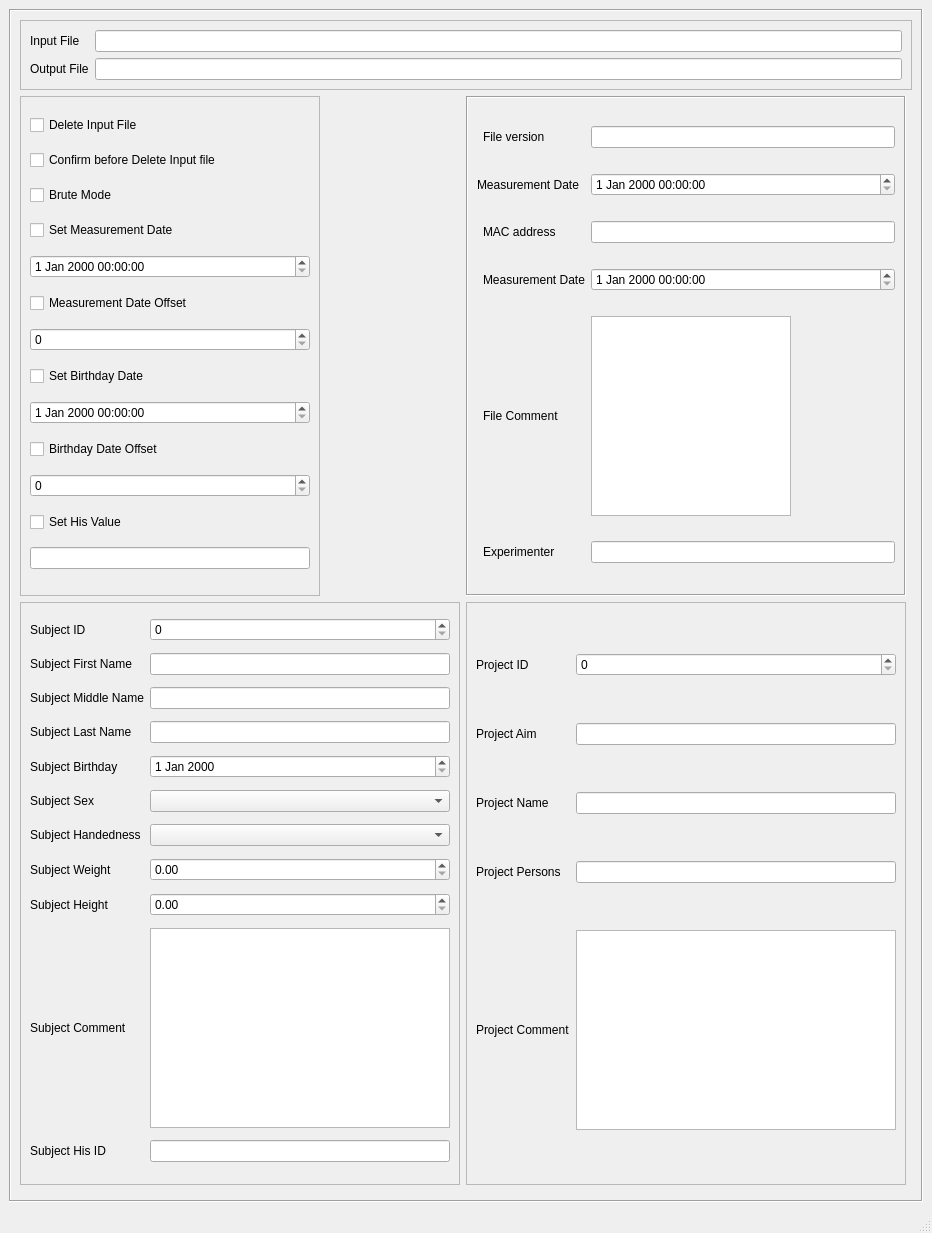
Before: the Qt Designer form applications/mne_anonymize/mainwindow.ui in mne-tools/mne-cpp, drawn with Qt 5.
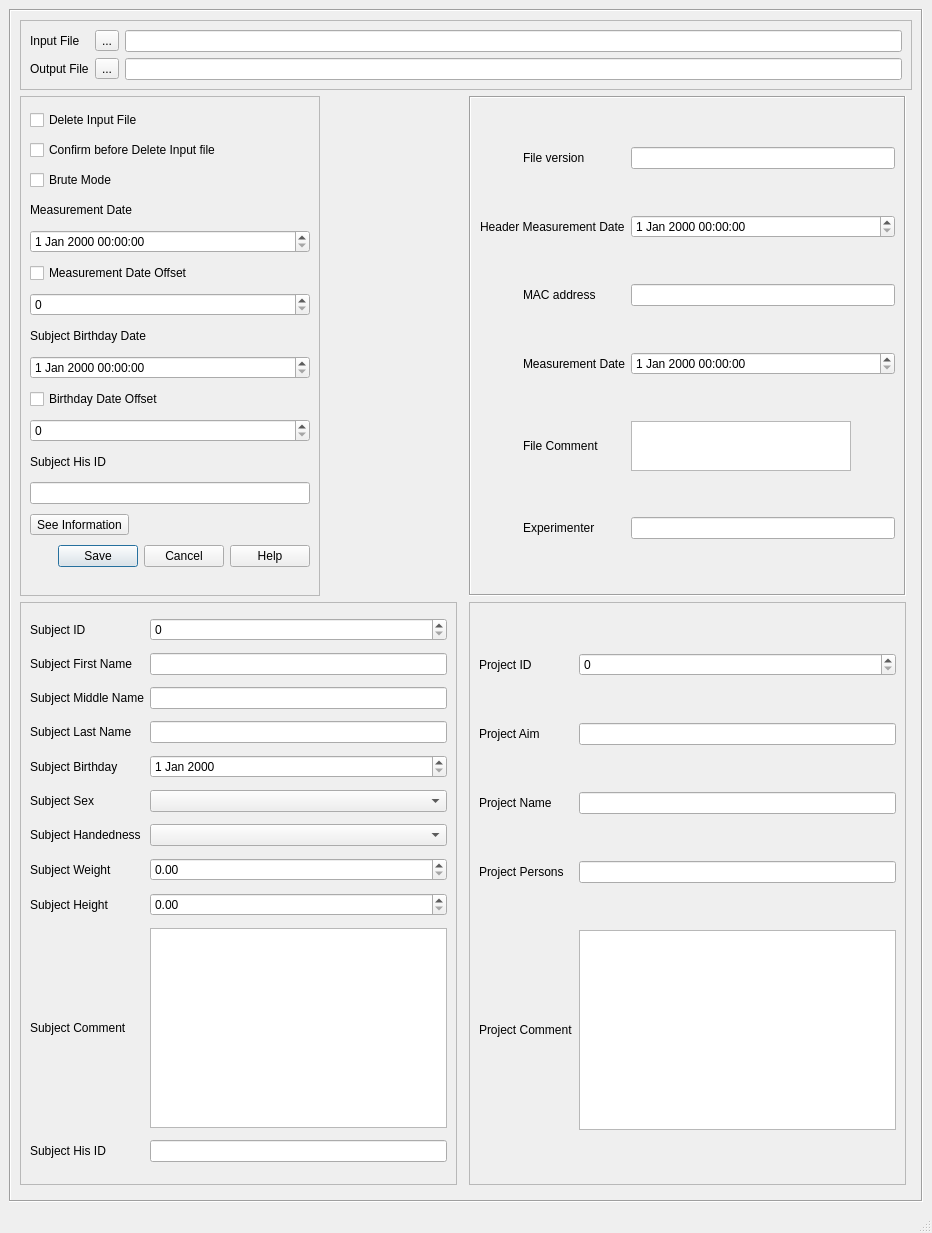
After: the same form once the commit is applied.

What changed in the file:
```diff
--- a/applications/mne_anonymize/mainwindow.ui
+++ b/applications/mne_anonymize/mainwindow.ui
@@ -66,135 +66,8 @@
         </rect>
        </property>
        <layout class="QGridLayout" name="gridLayout_2">
-        <item row="0" column="0" colspan="3">
-         <widget class="QFrame" name="frameInOutFiles">
-          <property name="maximumSize">
-           <size>
-            <width>16777215</width>
-            <height>100</height>
-           </size>
-          </property>
-          <property name="frameShape">
-           <enum>QFrame::StyledPanel</enum>
-          </property>
-          <property name="frameShadow">
-           <enum>QFrame::Raised</enum>
-          </property>
-          <layout class="QFormLayout" name="formLayout">
-           <item row="0" column="0">
-            <widget class="QLabel" name="labelInFile">
-             <property name="text">
-              <string>Input File</string>
-             </property>
-            </widget>
-           </item>
-           <item row="0" column="1">
-            <widget class="QLineEdit" name="lineEditInFile"/>
-           </item>
-           <item row="1" column="0">
-            <widget class="QLabel" name="labelOutFile">
-             <property name="text">
-              <string>Output File</string>
-             </property>
-            </widget>
-           </item>
-           <item row="1" column="1">
-            <widget class="QLineEdit" name="lineEditOutFile"/>
-           </item>
-          </layout>
-         </widget>
-        </item>
-        <item row="3" column="0">
-         <widget class="QFrame" name="frameOptions">
-          <property name="maximumSize">
-           <size>
-            <width>300</width>
-            <height>16777215</height>
-           </size>
-          </property>
-          <property name="frameShape">
-           <enum>QFrame::StyledPanel</enum>
-          </property>
-          <property name="frameShadow">
-           <enum>QFrame::Raised</enum>
-          </property>
-          <layout class="QGridLayout" name="gridLayout_3">
-           <item row="8" column="0">
-            <widget class="QDateTimeEdit" name="dateTimeBirthdayDate"/>
-           </item>
-           <item row="1" column="0">
-            <widget class="QCheckBox" name="checkBoxBruteMode_2">
-             <property name="text">
-              <string>Confirm before Delete Input file</string>
-             </property>
-            </widget>
-           </item>
-           <item row="4" column="0">
-            <widget class="QDateTimeEdit" name="dateTimeMeasurementDate"/>
-           </item>
-           <item row="2" column="0">
-            <widget class="QCheckBox" name="checkBoxBruteMode">
-             <property name="text">
-              <string>Brute Mode</string>
-             </property>
-            </widget>
-           </item>
-           <item row="6" column="0">
-            <widget class="QSpinBox" name="spinBoxMeasurementDateOffset"/>
-           </item>
-           <item row="10" column="0">
-            <widget class="QSpinBox" name="spinBoxBirthdayDateOffset"/>
-           </item>
-           <item row="5" column="0">
-            <widget class="QCheckBox" name="checkBoxMeasurementDateOffset">
-             <property name="text">
-              <string>Measurement Date Offset</string>
-             </property>
-            </widget>
-           </item>
-           <item row="9" column="0">
-            <widget class="QCheckBox" name="checkBoxBirthdayDateOffset">
-             <property name="text">
-              <string>Birthday Date Offset</string>
-             </property>
-            </widget>
-           </item>
-           <item row="3" column="0">
-            <widget class="QCheckBox" name="checkBoxMeasurementDate">
-             <property name="text">
-              <string>Set Measurement Date</string>
-             </property>
-            </widget>
-           </item>
-           <item row="11" column="0">
-            <widget class="QCheckBox" name="checkBoxHisValue">
-             <property name="text">
-              <string>Set His Value</string>
-             </property>
-            </widget>
-           </item>
-           <item row="7" column="0">
-            <widget class="QCheckBox" name="checkBoxBirthdayDate">
-             <property name="text">
-              <string>Set Birthday Date</string>
-             </property>
-            </widget>
-           </item>
-           <item row="12" column="0">
-            <widget class="QLineEdit" name="lineEditHisValue"/>
-           </item>
-           <item row="0" column="0">
-            <widget class="QCheckBox" name="checkBoxBruteMode_3">
-             <property name="text">
-              <string>Delete Input File</string>
-             </property>
-            </widget>
-           </item>
-          </layout>
-         </widget>
-        </item>
-        <item row="3" column="1">
-         <widget class="QScrollArea" name="scrollArea_2">
+        <item row="4" column="2">
+         <widget class="QScrollArea" name="frameFile">
           <property name="sizePolicy">
            <sizepolicy hsizetype="MinimumExpanding" vsizetype="MinimumExpanding">
             <horstretch>0</horstretch>
@@ -230,47 +103,13 @@
             <rect>
              <x>0</x>
              <y>0</y>
-             <width>414</width>
-             <height>454</height>
+             <width>407</width>
+             <height>452</height>
             </rect>
            </property>
            <layout class="QGridLayout" name="gridLayout_5">
-            <item row="3" column="0" colspan="2">
-             <widget class="QLabel" name="label_27">
-              <property name="text">
-               <string>Measurement Date</string>
-              </property>
-             </widget>
-            </item>
             <item row="3" column="2">
-             <widget class="QDateTimeEdit" name="dateTimeEdit_10"/>
-            </item>
-            <item row="2" column="1">
-             <widget class="QLabel" name="label_39">
-              <property name="text">
-               <string>File version</string>
-              </property>
-             </widget>
-            </item>
-            <item row="2" column="2">
-             <widget class="QLineEdit" name="lineEdit_23"/>
-            </item>
-            <item row="5" column="2">
-             <widget class="QLineEdit" name="lineEdit_16"/>
-            </item>
-            <item row="7" column="1">
-             <widget class="QLabel" name="label_40">
-              <property name="text">
-               <string>Measurement Date</string>
-              </property>
-             </widget>
-            </item>
-            <item row="8" column="1">
-             <widget class="QLabel" name="label_37">
-              <property name="text">
-               <string>File Comment</string>
-              </property>
-             </widget>
+             <widget class="QDateTimeEdit" name="dateTimeMeasurementDateExtra"/>
             </item>
             <item row="5" column="1">
              <widget class="QLabel" name="label_36">
@@ -280,37 +119,192 @@
              </widget>
             </item>
             <item row="7" column="2">
-             <widget class="QDateTimeEdit" name="dateTimeEdit_9"/>
+             <widget class="QDateTimeEdit" name="dateTimeEditExtra"/>
+            </item>
+            <item row="9" column="2">
+             <widget class="QLineEdit" name="lineEditexperimenterExtra"/>
+            </item>
+            <item row="2" column="2">
+             <widget class="QLineEdit" name="lineEditFileVersionExtra"/>
+            </item>
+            <item row="9" column="1">
+             <widget class="QLabel" name="labelExperimenterExtra">
+              <property name="text">
+               <string>Experimenter</string>
+              </property>
+             </widget>
             </item>
             <item row="8" column="2">
              <widget class="QPlainTextEdit" name="plainTextEdit_4">
               <property name="maximumSize">
                <size>
-                <width>200</width>
-                <height>200</height>
+                <width>220</width>
+                <height>50</height>
                </size>
               </property>
              </widget>
             </item>
-            <item row="9" column="1">
-             <widget class="QLabel" name="label_50">
+            <item row="8" column="1">
+             <widget class="QLabel" name="labelFileCommentExtra">
               <property name="text">
-               <string>Experimenter</string>
+               <string>File Comment</string>
               </property>
              </widget>
             </item>
-            <item row="9" column="2">
-             <widget class="QLineEdit" name="lineEdit_25"/>
+            <item row="2" column="1">
+             <widget class="QLabel" name="labelFileVersionExtra">
+              <property name="text">
+               <string>File version</string>
+              </property>
+             </widget>
+            </item>
+            <item row="7" column="1">
+             <widget class="QLabel" name="labelMeasurementDateExtra">
+              <property name="text">
+               <string>Measurement Date</string>
+              </property>
+             </widget>
+            </item>
+            <item row="5" column="2">
+             <widget class="QLineEdit" name="lineEditMACAddressExtra"/>
+            </item>
+            <item row="3" column="0" colspan="2">
+             <widget class="QLabel" name="labelHeaderMeasurementDateExtra">
+              <property name="text">
+               <string>Header Measurement Date</string>
+              </property>
+             </widget>
             </item>
            </layout>
           </widget>
          </widget>
         </item>
-        <item row="16" column="2">
+        <item row="6" column="2">
+         <widget class="QFrame" name="frameProject">
+          <property name="frameShape">
+           <enum>QFrame::StyledPanel</enum>
+          </property>
+          <property name="frameShadow">
+           <enum>QFrame::Raised</enum>
+          </property>
+          <layout class="QGridLayout" name="gridLayout_4">
+           <item row="5" column="1">
+            <widget class="QLineEdit" name="lineEditProjectNameExtra"/>
+           </item>
+           <item row="3" column="1">
+            <widget class="QSpinBox" name="spinBoxProjectIDExtra"/>
+           </item>
+           <item row="6" column="0">
+            <widget class="QLabel" name="labelProjectPersonsExtra">
+             <property name="text">
+              <string>Project Persons</string>
+             </property>
+            </widget>
+           </item>
+           <item row="5" column="0">
+            <widget class="QLabel" name="labelProjectNameExtra">
+             <property name="text">
+              <string>Project Name</string>
+             </property>
+            </widget>
+           </item>
+           <item row="3" column="0">
+            <widget class="QLabel" name="labelProjectIDExtra">
+             <property name="text">
+              <string>Project ID</string>
+             </property>
+            </widget>
+           </item>
+           <item row="4" column="0">
+            <widget class="QLabel" name="labelProjectAimExtra">
+             <property name="text">
+              <string>Project Aim</string>
+             </property>
+            </widget>
+           </item>
+           <item row="4" column="1">
+            <widget class="QLineEdit" name="lineEditProjectAimExtra"/>
+           </item>
+           <item row="6" column="1">
+            <widget class="QLineEdit" name="lineEditProjectPersonsExtra"/>
+           </item>
+           <item row="9" column="0">
+            <widget class="QLabel" name="labelProjectCommentExtra">
+             <property name="text">
+              <string>Project Comment</string>
+             </property>
+            </widget>
+           </item>
+           <item row="9" column="1">
+            <widget class="QPlainTextEdit" name="plainTextEditProjectCommentExtra">
+             <property name="maximumSize">
+              <size>
+               <width>400</width>
+               <height>200</height>
+              </size>
+             </property>
+            </widget>
+           </item>
+          </layout>
+         </widget>
+        </item>
+        <item row="18" column="3">
          <widget class="QWidget" name="widget" native="true"/>
         </item>
-        <item row="4" column="0">
-         <widget class="QFrame" name="frame_4">
+        <item row="0" column="0" colspan="4">
+         <widget class="QFrame" name="frameInOutFiles">
+          <property name="maximumSize">
+           <size>
+            <width>16777215</width>
+            <height>100</height>
+           </size>
+          </property>
+          <property name="frameShape">
+           <enum>QFrame::StyledPanel</enum>
+          </property>
+          <property name="frameShadow">
+           <enum>QFrame::Raised</enum>
+          </property>
+          <layout class="QGridLayout" name="gridLayout_6">
+           <item row="3" column="0">
+            <widget class="QLabel" name="labelOutFile">
+             <property name="text">
+              <string>Output File</string>
+             </property>
+            </widget>
+           </item>
+           <item row="0" column="0">
+            <widget class="QLabel" name="labelInFile">
+             <property name="text">
+              <string>Input File</string>
+             </property>
+            </widget>
+           </item>
+           <item row="0" column="1">
+            <widget class="QToolButton" name="toolButton_2">
+             <property name="text">
+              <string>...</string>
+             </property>
+            </widget>
+           </item>
+           <item row="0" column="2">
+            <widget class="QLineEdit" name="lineEditInFile"/>
+           </item>
+           <item row="3" column="1">
+            <widget class="QToolButton" name="toolButton_3">
+             <property name="text">
+              <string>...</string>
+             </property>
+            </widget>
+           </item>
+           <item row="3" column="2">
+            <widget class="QLineEdit" name="lineEditOutFile"/>
+           </item>
+          </layout>
+         </widget>
+        </item>
+        <item row="6" column="0">
+         <widget class="QFrame" name="frameSubject">
           <property name="maximumSize">
            <size>
             <width>16777215</width>
@@ -444,70 +438,122 @@
           </layout>
          </widget>
         </item>
-        <item row="4" column="1">
-         <widget class="QFrame" name="frame_3">
+        <item row="4" column="0">
+         <widget class="QFrame" name="frameOptions">
+          <property name="maximumSize">
+           <size>
+            <width>300</width>
+            <height>16777215</height>
+           </size>
+          </property>
           <property name="frameShape">
            <enum>QFrame::StyledPanel</enum>
           </property>
           <property name="frameShadow">
            <enum>QFrame::Raised</enum>
           </property>
-          <layout class="QGridLayout" name="gridLayout_4">
+          <layout class="QGridLayout" name="gridLayout_3">
            <item row="5" column="1">
-            <widget class="QLineEdit" name="lineEdit_12"/>
+            <widget class="QCheckBox" name="checkBoxMeasurementDateOffset">
+             <property name="text">
+              <string>Measurement Date Offset</string>
+             </property>
+            </widget>
            </item>
            <item row="3" column="1">
-            <widget class="QSpinBox" name="spinBox_4"/>
-           </item>
-           <item row="6" column="0">
-            <widget class="QLabel" name="label_22">
-             <property name="text">
-              <string>Project Persons</string>
+            <widget class="QLabel" name="labelMeasDate">
+             <property name="maximumSize">
+              <size>
+               <width>16777215</width>
+               <height>20</height>
+              </size>
              </property>
-            </widget>
-           </item>
-           <item row="5" column="0">
-            <widget class="QLabel" name="label_20">
              <property name="text">
-              <string>Project Name</string>
+              <string>Measurement Date</string>
              </property>
             </widget>
            </item>
-           <item row="3" column="0">
-            <widget class="QLabel" name="label_19">
+           <item row="11" column="1">
+            <widget class="QLabel" name="labelSubjectHisId">
+             <property name="maximumSize">
+              <size>
+               <width>16777215</width>
+               <height>20</height>
+              </size>
+             </property>
              <property name="text">
-              <string>Project ID</string>
+              <string>Subject His ID</string>
              </property>
             </widget>
            </item>
-           <item row="4" column="0">
-            <widget class="QLabel" name="label_21">
+           <item row="1" column="1">
+            <widget class="QCheckBox" name="checkBoxAvoidDeleteConfirmation">
              <property name="text">
-              <string>Project Aim</string>
+              <string>Confirm before Delete Input file</string>
              </property>
             </widget>
            </item>
            <item row="4" column="1">
-            <widget class="QLineEdit" name="lineEdit_13"/>
+            <widget class="QDateTimeEdit" name="dateTimeMeasurementDate"/>
            </item>
-           <item row="6" column="1">
-            <widget class="QLineEdit" name="lineEdit_11"/>
+           <item row="12" column="1">
+            <widget class="QLineEdit" name="lineEditSubjectHisId"/>
            </item>
-           <item row="9" column="0">
-            <widget class="QLabel" name="label_23">
-             <property name="text">
-              <string>Project Comment</string>
-             </property>
-            </widget>
+           <item row="10" column="1">
+            <widget class="QSpinBox" name="spinBoxBirthdayDateOffset"/>
            </item>
            <item row="9" column="1">
-            <widget class="QPlainTextEdit" name="plainTextEdit_3">
+            <widget class="QCheckBox" name="checkBoxBirthdayDateOffset">
+             <property name="text">
+              <string>Birthday Date Offset</string>
+             </property>
+            </widget>
+           </item>
+           <item row="14" column="1">
+            <widget class="QDialogButtonBox" name="buttonSaveFile">
+             <property name="standardButtons">
+              <set>QDialogButtonBox::Cancel|QDialogButtonBox::Help|QDialogButtonBox::Save</set>
+             </property>
+            </widget>
+           </item>
+           <item row="2" column="1">
+            <widget class="QCheckBox" name="checkBoxBruteMode">
+             <property name="text">
+              <string>Brute Mode</string>
+             </property>
+            </widget>
+           </item>
+           <item row="8" column="1">
+            <widget class="QDateTimeEdit" name="dateTimeBirthdayDate"/>
+           </item>
+           <item row="13" column="1">
+            <widget class="QToolButton" name="toolButton">
+             <property name="text">
+              <string>See Information</string>
+             </property>
+            </widget>
+           </item>
+           <item row="6" column="1">
+            <widget class="QSpinBox" name="spinBoxMeasurementDateOffset"/>
+           </item>
+           <item row="0" column="1">
+            <widget class="QCheckBox" name="checkBoxDeleteInputFile">
+             <property name="text">
+              <string>Delete Input File</string>
+             </property>
+            </widget>
+           </item>
+           <item row="7" column="1">
+            <widget class="QLabel" name="labelSubjectBirthday">
              <property name="maximumSize">
               <size>
-               <width>400</width>
-               <height>200</height>
+               <width>16777215</width>
+               <height>20</height>
               </size>
              </property>
+             <property name="text">
+              <string>Subject Birthday Date</string>
+             </property>
             </widget>
            </item>
           </layout>
```
Left out of the diff: 90 changed lines with no effect on the pictures.
